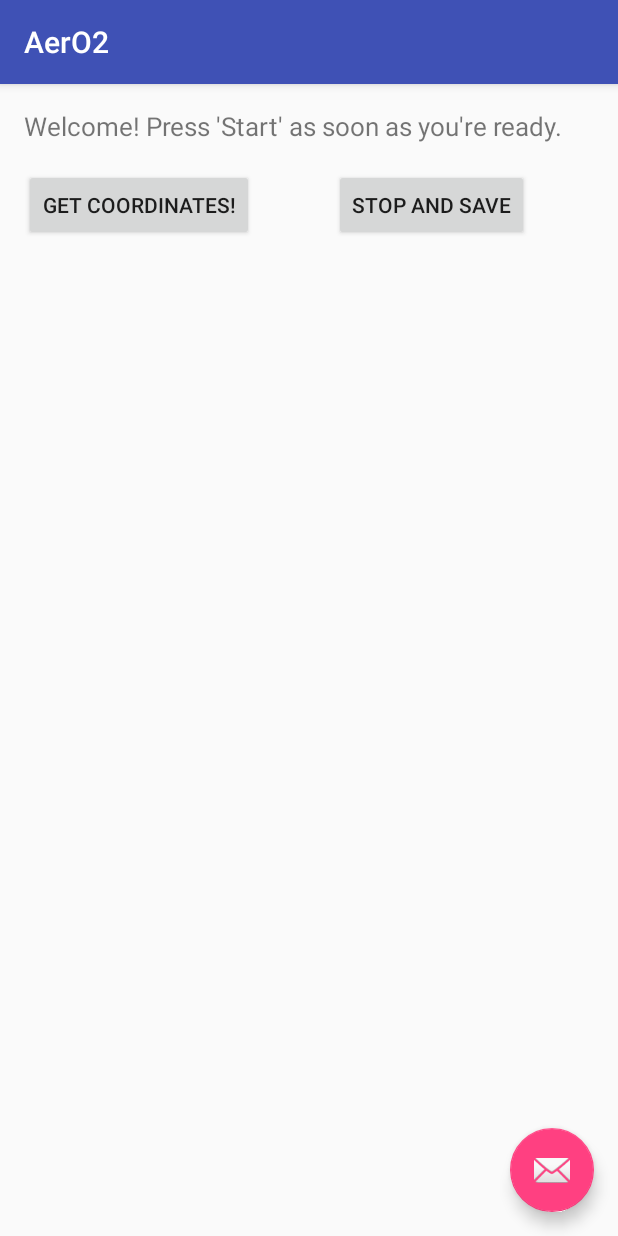
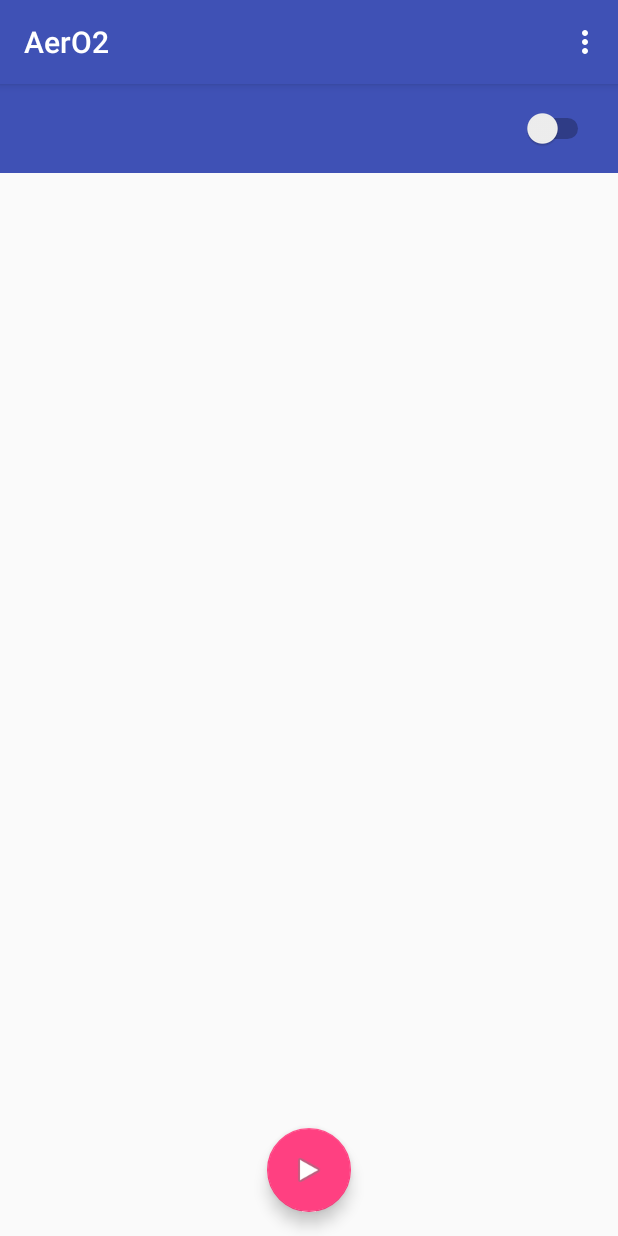
Before and after one commit to msaadq/aero2, an Android app: the screen it shows after launch (MainActivity), on a phone screen of 412 x 824 dp. Run offline under Robolectric (Android 15) with nearby library versions, the phone set to English and light mode, and no system bars; libraries missing offline, so code that uses them is left out: com.microsoft.windowsazure; 5 statements that could not run were skipped.

Commit message:
Azure working

```diff
--- a/AerO2_Android/app/src/main/java/com/aero2/android/DefaultActivities/MainActivity.java
+++ b/AerO2_Android/app/src/main/java/com/aero2/android/DefaultActivities/MainActivity.java
@@ -1,16 +1,26 @@
 package com.aero2.android.DefaultActivities;
 
 import android.Manifest;
+import android.graphics.drawable.Drawable;
 import android.os.Bundle;
 import android.os.Handler;
+import android.support.design.widget.FloatingActionButton;
 import android.support.v7.app.AppCompatActivity;
 import android.support.v7.widget.Toolbar;
 import android.util.Log;
+import android.view.Menu;
+import android.view.MenuInflater;
+import android.view.MenuItem;
 import android.view.View;
 import android.widget.Button;
+import android.widget.CompoundButton;
 import android.widget.ImageView;
+import android.widget.Switch;
 import android.widget.TextView;
+import android.widget.ToggleButton;
 
+import com.aero2.android.DefaultClasses.Azure.AzureHandler;
+import com.aero2.android.DefaultClasses.Hardware.BTService;
 import com.aero2.android.DefaultClasses.Integrator;
 
 import com.aero2.android.R;
@@ -19,6 +29,7 @@ public class MainActivity extends AppCompatActivity {
 
     //Main Activity Variables
     private int m_interval = 1500;              // Time between each Integrator call
+    private static boolean sensorResponse;
 
     //UI Elements
     private TextView smog_text;
@@ -29,9 +40,12 @@ public class MainActivity extends AppCompatActivity {
     private ImageView location_image;
     private ImageView time_image;
     private Toolbar toolbar;
-    private Button gps_button;
-    private Button stop_button;
     private Handler m_handler;
+    private FloatingActionButton startSensor;
+    private FloatingActionButton stopSensor;
+    private Switch sensorSwitch;
+    private AzureHandler azureHandler;
+
 
     //Global Objects
     private Integrator integrator;
@@ -43,6 +57,8 @@ public class MainActivity extends AppCompatActivity {
 
         //Instantiate UI Objects
         toolbar = (Toolbar) findViewById(R.id.toolbar);
+        startSensor = (FloatingActionButton) findViewById(R.id.start_sensor);
+        stopSensor = (FloatingActionButton) findViewById(R.id.stop_sensor);
         smog_text = (TextView) findViewById(R.id.smog_text);
         location_text = (TextView) findViewById(R.id.location_text);
         time_text = (TextView) findViewById(R.id.time_text);
@@ -50,8 +66,7 @@ public class MainActivity extends AppCompatActivity {
         thank_you_text = (TextView) findViewById(R.id.thank_you_text);
         location_image = (ImageView) findViewById(R.id.location_image);
         time_image = (ImageView) findViewById(R.id.time_image);
-        gps_button = (Button) findViewById(R.id.gps_button);
-        stop_button = (Button) findViewById(R.id.stop_button);
+        sensorSwitch = (Switch) findViewById(R.id.switchButton);
 
         //Instantiate Objects
         m_handler = new Handler();
@@ -60,9 +75,17 @@ public class MainActivity extends AppCompatActivity {
         //Set visibility of ImageViews
         location_image.setVisibility(View.INVISIBLE);
         time_image.setVisibility(View.INVISIBLE);
+        stopSensor.setVisibility(View.INVISIBLE);
 
         //Start saving data in Azure
-        integrator.saveAzure();
+        //integrator.saveAzure();
+
+
+         // Debug Code
+        azureHandler = new AzureHandler(this);
+        azureHandler.retrieveSamples();
+        //
+
 
         //Ask user to adjust settings
         setSupportActionBar(toolbar);
@@ -70,9 +93,13 @@ public class MainActivity extends AppCompatActivity {
                 1);                         //Ask user for Manifest permission
 
 
-        //Start Integrator Handler
-        gps_button.setOnClickListener(new View.OnClickListener() {
+
+        //Start integrator handler
+        startSensor.setOnClickListener(new View.OnClickListener() {
             public void onClick(View v) {
+
+                stopSensor.setVisibility(View.VISIBLE);
+                startSensor.setVisibility(View.INVISIBLE);
 
                 //Set defaults
                 smog_text.setText("0");
@@ -87,10 +114,11 @@ public class MainActivity extends AppCompatActivity {
             }
         });
 
-
-        //Stop Integrator Handler & show count
-        stop_button.setOnClickListener(new View.OnClickListener() {
+        //Stop integrator handler and show count
+        stopSensor.setOnClickListener(new View.OnClickListener() {
             public void onClick(View v) {
+                stopSensor.setVisibility(View.INVISIBLE);
+                startSensor.setVisibility(View.VISIBLE);
 
                 //Stop Integrator Handler
                 m_handler.removeCallbacks(getIntegrator);
@@ -99,8 +127,37 @@ public class MainActivity extends AppCompatActivity {
 
                 Log.v("MainActivity", "Stopped Integrator.");
             }
+
         });
+
+        sensorSwitch.setOnCheckedChangeListener(new CompoundButton.OnCheckedChangeListener() {
+
+            public void onCheckedChanged(CompoundButton buttonView, boolean isChecked) {
+
+                if (isChecked) {
+
+                    if (BTService.getDeviceConnected()) {
+                        sensorResponse = integrator.sensorEnable();
+                    } else {
+                        sensorResponse = false;
+                        Log.v("sensorSwitch listener", "Device isn't connected yet.");
+                    }
+
+                sensorSwitch.setChecked(sensorResponse);
+
+
+
+                } else {
+
+                }
+            }
+        });
+        Log.v("hERE","HERE");
+
+
+
     }
+
 
     /**
      * Runnable Handler that calls Integrator class and
@@ -122,4 +179,20 @@ public class MainActivity extends AppCompatActivity {
         }
     };
 
+    @Override
+    public boolean onCreateOptionsMenu(Menu menu){
+
+        MenuInflater inflater = getMenuInflater();
+        inflater.inflate(R.menu.menu_test, menu);
+        return super.onCreateOptionsMenu(menu);
+    }
+
+    @Override
+    public boolean onOptionsItemSelected(MenuItem item) {
+
+        return super.onOptionsItemSelected(item);
+
+
+    }
+
 }
--- a/AerO2_Android/app/src/main/java/com/aero2/android/DefaultClasses/Azure/AzureHandler.java
+++ b/AerO2_Android/app/src/main/java/com/aero2/android/DefaultClasses/Azure/AzureHandler.java
@@ -4,6 +4,7 @@ import android.app.Activity;
 import android.os.AsyncTask;
 import android.util.Log;
 
+import com.aero2.android.DefaultClasses.DataTables.ResultDataTable;
 import com.aero2.android.DefaultClasses.DataTables.SampleDataTable;
 import com.aero2.android.DefaultClasses.SQLite.SQLiteAPI;
 
@@ -94,4 +95,26 @@ public class AzureHandler {
         return task.execute();
     }
 
+    public void retrieveSamples() {
+        //Initiate Azure for posting samples in SampleDataTable
+        dbWriter = new DBWriter(activity, ResultDataTable.class);
+
+        AsyncTask<Void, Void, Void> task = new AsyncTask<Void, Void, Void>() {
+            @Override
+            protected Void doInBackground(Void... params) {
+                try {
+                    dbWriter.getItems();
+                }
+                catch (Exception e){
+                    Log.v("AzureHandler","Exception retrieving samples.");
+                }
+
+                return null;
+            }
+        };
+        runAsyncTask(task);
+    }
+
+
+
 }
--- a/AerO2_Android/app/src/main/java/com/aero2/android/DefaultClasses/Azure/DBWriter.java
+++ b/AerO2_Android/app/src/main/java/com/aero2/android/DefaultClasses/Azure/DBWriter.java
@@ -4,9 +4,11 @@ import android.app.Activity;
 import android.os.AsyncTask;
 import android.util.Log;
 
+import com.aero2.android.DefaultClasses.DataTables.ResultDataTable;
 import com.aero2.android.DefaultClasses.DataTables.SampleDataTable;
 import com.aero2.android.DefaultClasses.SQLite.SQLiteAPI;
 import com.microsoft.windowsazure.mobileservices.MobileServiceClient;
+import com.microsoft.windowsazure.mobileservices.MobileServiceList;
 import com.microsoft.windowsazure.mobileservices.table.MobileServiceTable;
 
 import java.net.MalformedURLException;
@@ -27,7 +29,8 @@ public class DBWriter {
     public final static String DEFAULT_KEY = "WWnbNVGsdqRoniOxupcfwjOQaosAAl67";
 
     private MobileServiceClient mClient;  // Mobile Service Client reference
-    private MobileServiceTable<SampleDataTable> mTable;  // Mobile Service Table used to access data
+    private MobileServiceTable<SampleDataTable> sTable;  // Mobile Service Table used to access data
+    private MobileServiceTable<ResultDataTable> rTable;
 
 
     /**
@@ -56,11 +59,17 @@ public class DBWriter {
 
             // Create the Mobile Service Client instance, using the provided URL and key
             mClient = new MobileServiceClient(url, key, activity);
-            Log.d("App Status", "URL Successful");
+            Log.d("DBWriter", "URL Successful");
 
             // Get the Mobile Service Table instance to use
-            mTable = mClient.getTable(table);
-            Log.d("App Status", "Table get successful");
+            if (table == SampleDataTable.class) {
+                sTable = mClient.getTable(table);
+            }
+            else if (table == ResultDataTable.class){
+                rTable = mClient.getTable(table);
+            }
+
+            Log.d("DBWriter", "Table get successful");
 
         } catch (MalformedURLException e) {
             Log.d("Incorrect URL", "Error");
@@ -86,7 +95,7 @@ public class DBWriter {
 
         // Insert the new item
         try {
-            mTable.insert(mSampleDataTable);
+            sTable.insert(mSampleDataTable);
             Log.e("DBWriter", "Data Saved");
 
         } catch (final Exception e) {
@@ -96,4 +105,24 @@ public class DBWriter {
     }
 
 
+    public void getItems() throws ExecutionException {
+        if (mClient == null) {
+            return;
+        }
+
+        try {
+            Log.v("DBWriter retrieve", "Starting.");
+            final MobileServiceList<ResultDataTable> result = rTable.where().field("time").eq("123456.123456").execute().get();
+            Log.v("DBWriter retrieve","Data Captured.");
+            for (ResultDataTable item:result){
+                Log.v("Output:",String.valueOf(item.getLat()));
+            }
+
+        }
+        catch (Exception e){
+            Log.v("DBWriter","Exception reading values.");
+        }
+    }
+
+
 }
--- a/AerO2_Android/app/src/main/res/layout/activity_main.xml
+++ b/AerO2_Android/app/src/main/res/layout/activity_main.xml
@@ -16,6 +16,7 @@
     </android.support.design.widget.AppBarLayout>
 
     <include layout="@layout/content_main" />
+
     <ListView
         android:layout_marginTop="210dp"
         android:layout_width="match_parent"
@@ -24,9 +25,17 @@
         android:id="@+id/listview_all_air"
         android:background="#00ffffff"
         android:divider="#00ffffff"></ListView>
-    <android.support.design.widget.FloatingActionButton android:id="@+id/fab"
+
+    <android.support.design.widget.FloatingActionButton android:id="@+id/start_sensor"
         android:layout_width="wrap_content" android:layout_height="wrap_content"
-        android:layout_gravity="bottom|end" android:layout_margin="@dimen/fab_margin"
-        android:src="@android:drawable/ic_dialog_email" />
+        android:layout_gravity="bottom|center" android:layout_margin="@dimen/fab_margin"
+        android:src="@android:drawable/ic_media_play" />
+
+    <android.support.design.widget.FloatingActionButton android:id="@+id/stop_sensor"
+        android:layout_width="wrap_content" android:layout_height="wrap_content"
+        android:layout_gravity="bottom|center" android:layout_margin="@dimen/fab_margin"
+        android:src="@android:drawable/ic_media_pause" />
+
+
 
 </android.support.design.widget.CoordinatorLayout>
--- a/AerO2_Android/app/src/main/res/layout/content_main.xml
+++ b/AerO2_Android/app/src/main/res/layout/content_main.xml
@@ -2,43 +2,25 @@
 <LinearLayout xmlns:android="http://schemas.android.com/apk/res/android"
     xmlns:tools="http://schemas.android.com/tools"
     xmlns:app="http://schemas.android.com/apk/res-auto" android:layout_width="match_parent"
-    android:layout_height="match_parent" android:paddingLeft="@dimen/activity_horizontal_margin"
-    android:paddingRight="@dimen/activity_horizontal_margin"
-    android:paddingTop="@dimen/activity_vertical_margin"
-    android:paddingBottom="@dimen/activity_vertical_margin"
+    android:layout_height="match_parent"
     app:layout_behavior="@string/appbar_scrolling_view_behavior"
     android:orientation="vertical"
     tools:showIn="@layout/activity_main" tools:context=".MainActivity">
 
-    <TextView
-        android:layout_width="wrap_content"
-        android:layout_height="wrap_content"
-        android:textSize="17dp"
-        android:layout_marginBottom="25px"
-        android:typeface="normal"
-        android:text="@string/introduction_text"/>
 
-
-    <LinearLayout
+    <Toolbar
         android:layout_width="match_parent"
         android:layout_height="wrap_content"
-        android:orientation="horizontal">
+        android:background="@color/colorPrimary">
 
-        <Button
+        <Switch
             android:layout_width="wrap_content"
             android:layout_height="wrap_content"
-            android:id="@+id/gps_button"
-            android:text="Get Coordinates!"/>
-
-        <Button
-            android:layout_marginLeft="80px"
-            android:layout_width="wrap_content"
-            android:layout_height="wrap_content"
-            android:id="@+id/stop_button"
-            android:text="Stop and Save"/>
-
-
-    </LinearLayout>
+            android:layout_gravity="end"
+            android:id="@+id/switchButton"
+            android:layout_margin="@dimen/fab_margin"
+            />
+    </Toolbar>
 
     <LinearLayout
         android:layout_marginTop="20px"
@@ -46,7 +28,6 @@
         android:layout_width="match_parent"
         android:orientation="vertical"
         android:layout_height="wrap_content">
-
 
         <LinearLayout
             android:layout_width="fill_parent"
--- a/AerO2_Android/app/src/main/res/menu/menu_test.xml
+++ b/AerO2_Android/app/src/main/res/menu/menu_test.xml
@@ -3,4 +3,5 @@
     xmlns:tools="http://schemas.android.com/tools" tools:context="com.aero2.android.test">
     <item android:id="@+id/action_settings" android:title="@string/action_settings"
         android:orderInCategory="100" app:showAsAction="never" />
+
 </menu>
```
Also changed, not shown: AerO2_Android/app/src/main/java/com/aero2/android/DefaultClasses/Hardware/STMCommunicator.java (+20 -8 lines), AerO2_Android/app/src/main/java/com/aero2/android/DefaultClasses/Integrator.java (+20 -3 lines), 1 other file.
